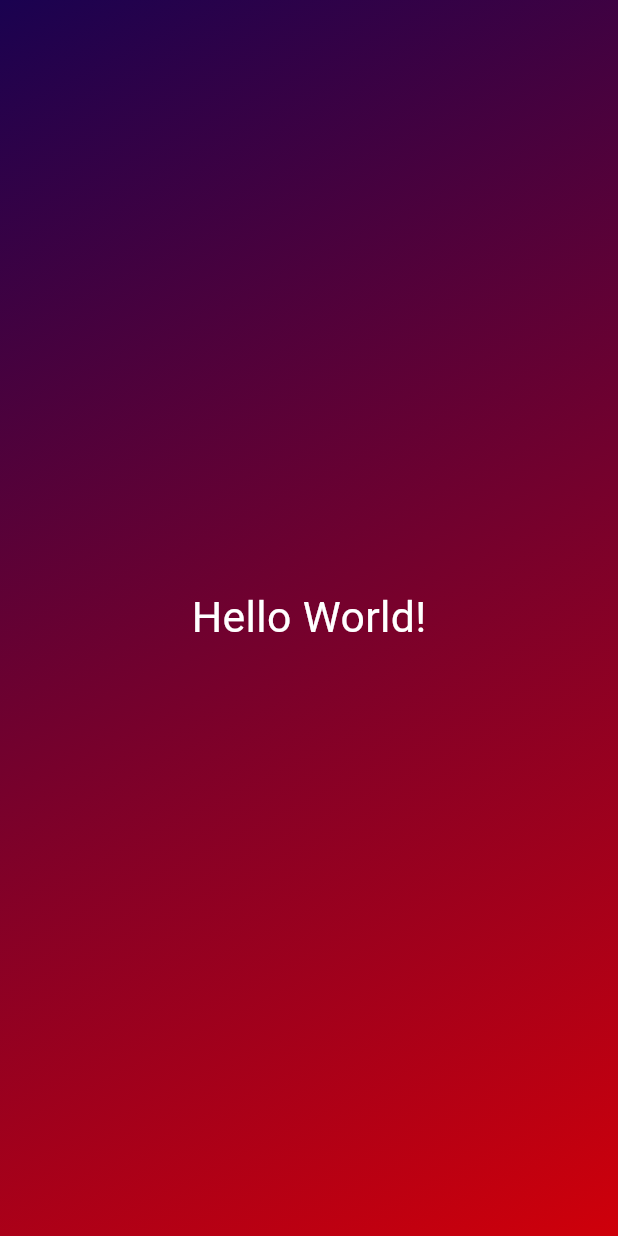
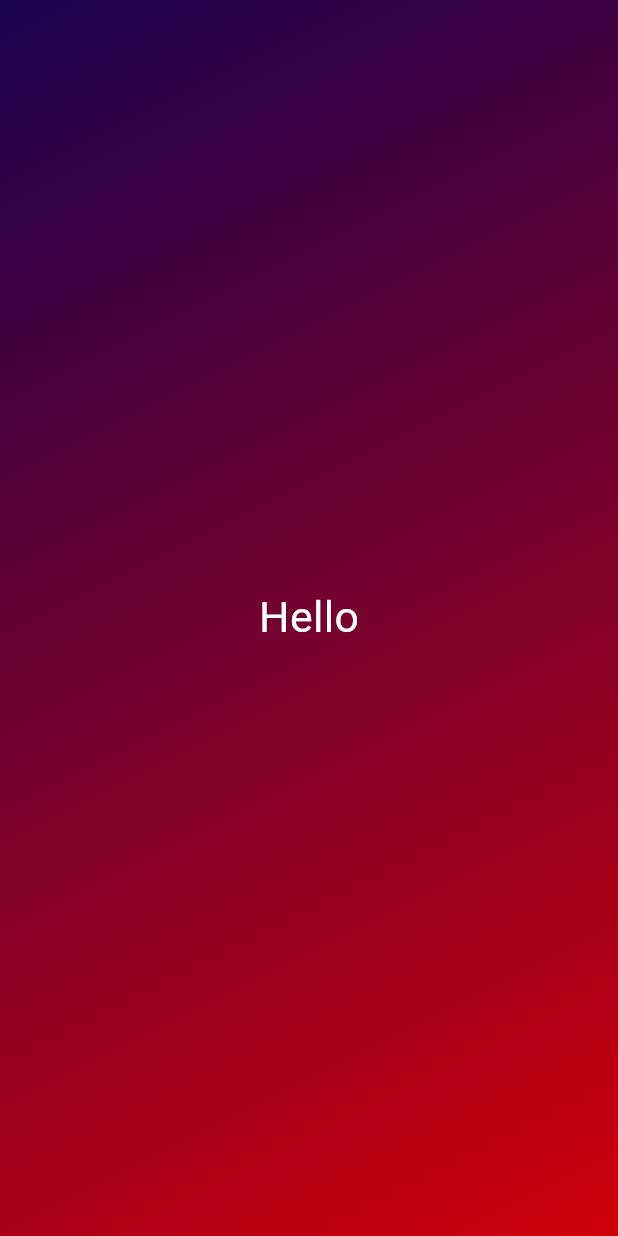
Before and after one commit to notKevinD/learnFlutterDice, a Flutter app: the screen it shows after launch, on a phone screen of 412 x 824 dp. Run offline on Flutter 3.47's test engine with Material 3 defaults, Android fonts, the phone set to English and light mode, and no system bars.

```diff
--- a/diceapp/lib/tes.dart
+++ b/diceapp/lib/tes.dart
@@ -1,4 +1,5 @@
 import 'package:flutter/material.dart';
+import "package:diceapp/text_style.dart";
 
 class Tes extends StatelessWidget {
   const Tes({
@@ -19,7 +20,7 @@ class Tes extends StatelessWidget {
         ),
       ),
       child: const Center(
-        child: Text('Hello World!', style: TextStyle(color: Colors.white, fontSize: 28.5),),
+        child: Textstyle(text: "Hello",),
       ),
     );
   }
--- /dev/null
+++ b/diceapp/lib/text_style.dart
@@ -0,0 +1,16 @@
+import "package:flutter/material.dart";
+
+
+class Textstyle extends StatelessWidget {
+  const Textstyle({
+    required this.text,
+    super.key
+  });
+
+  final String text;
+
+  @override
+  Widget build(BuildContext context) {
+    return Text(text, style: TextStyle(color: Colors.white, fontSize: 28.5),);
+  }
+}
```
Also changed, not shown: diceapp/lib/main.dart (line endings or trailing spaces), 1 other file.
